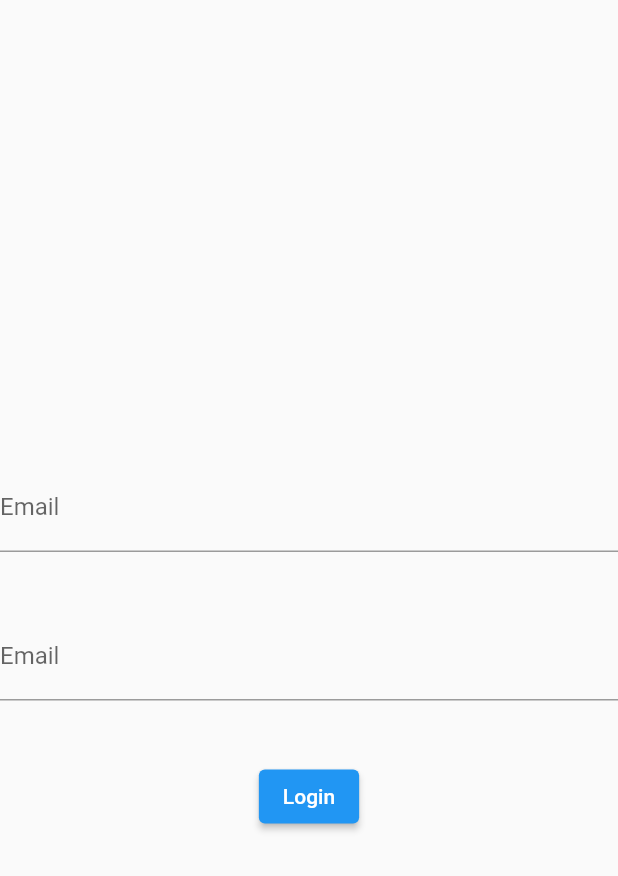
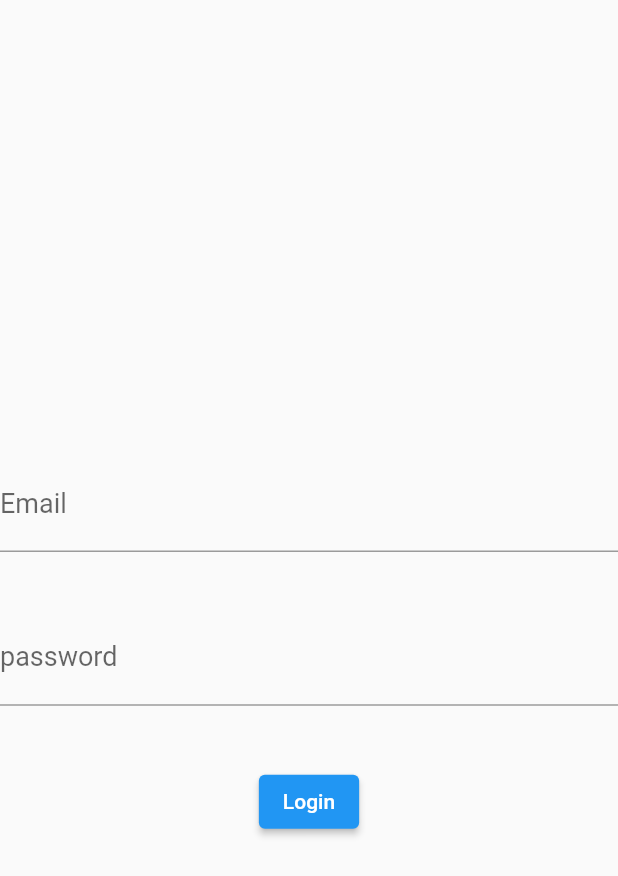
Before and after one commit to sakriwassim/SignInUpFirebase, a Flutter app: the screen it shows after launch, after a tap on "Login", on a phone screen of 412 x 824 dp. Shown: the top 876 px of the screen. Run offline on Flutter 3.47's test engine with Material 2 defaults, Android fonts, the light colour scheme and no system bars; our stand-ins replace firebase_auth, firebase_core; accounts and stored records are empty; network calls fail.

Commit message:
first commit v2

```diff
--- a/lib/Login_Screen.dart
+++ b/lib/Login_Screen.dart
@@ -2,15 +2,34 @@ import 'package:firebase_auth/firebase_auth.dart';
 import 'package:flutter/material.dart';
 
 class LoginScreen extends StatefulWidget {
-  const LoginScreen({super.key});
+  LoginScreen({
+    Key? key,
+  }) : super(key: key);
 
   @override
   State<LoginScreen> createState() => _LoginScreenState();
 }
 
 class _LoginScreenState extends State<LoginScreen> {
-  final emailController = TextEditingController();
-  final passwordController = TextEditingController();
+  // late String email =;
+  // late String password ;
+
+  final emailControler = TextEditingController();
+  final passwordControler = TextEditingController();
+
+  @override
+  void dispose() {
+    emailControler.dispose();
+    passwordControler.dispose();
+    super.dispose();
+  }
+
+  Future signIn() async {
+    await FirebaseAuth.instance.signInWithEmailAndPassword(
+        email: emailControler.text.trim(),
+        password: passwordControler.text.trim());
+  }
+
   @override
   Widget build(BuildContext context) {
     return Column(
@@ -19,20 +38,28 @@ class _LoginScreenState extends State<LoginScreen> {
         SizedBox(
           height: 40,
         ),
-        TextField(
-          controller: emailController,
-          cursorColor: Colors.white,
-          textInputAction: TextInputAction.next,
+        TextFormField(
+          controller: emailControler,
+          textAlignVertical: TextAlignVertical.center,
           decoration: InputDecoration(labelText: "Email"),
+          onChanged: (String val) {
+            //  email = val;
+          },
+          textInputAction: TextInputAction.done,
+          style: TextStyle(fontSize: 18.0),
         ),
         SizedBox(
           height: 40,
         ),
-        TextField(
-          controller: passwordController,
-          cursorColor: Colors.white,
-          textInputAction: TextInputAction.next,
-          decoration: InputDecoration(labelText: "Email"),
+        TextFormField(
+          controller: passwordControler,
+          textAlignVertical: TextAlignVertical.center,
+          decoration: InputDecoration(labelText: "password"),
+          onChanged: (String val) {
+            //    password = val;
+          },
+          textInputAction: TextInputAction.done,
+          style: TextStyle(fontSize: 18.0),
         ),
         SizedBox(
           height: 40,
@@ -41,10 +68,4 @@ class _LoginScreenState extends State<LoginScreen> {
       ],
     );
   }
-
-  Future signIn() async {
-    await FirebaseAuth.instance.signInWithEmailAndPassword(
-        email: emailController.text.trim(),
-        password: passwordController.text.trim());
-  }
 }
```
Also changed, not shown: lib/HomePage.dart (+12 -1 lines), 1 other file.
